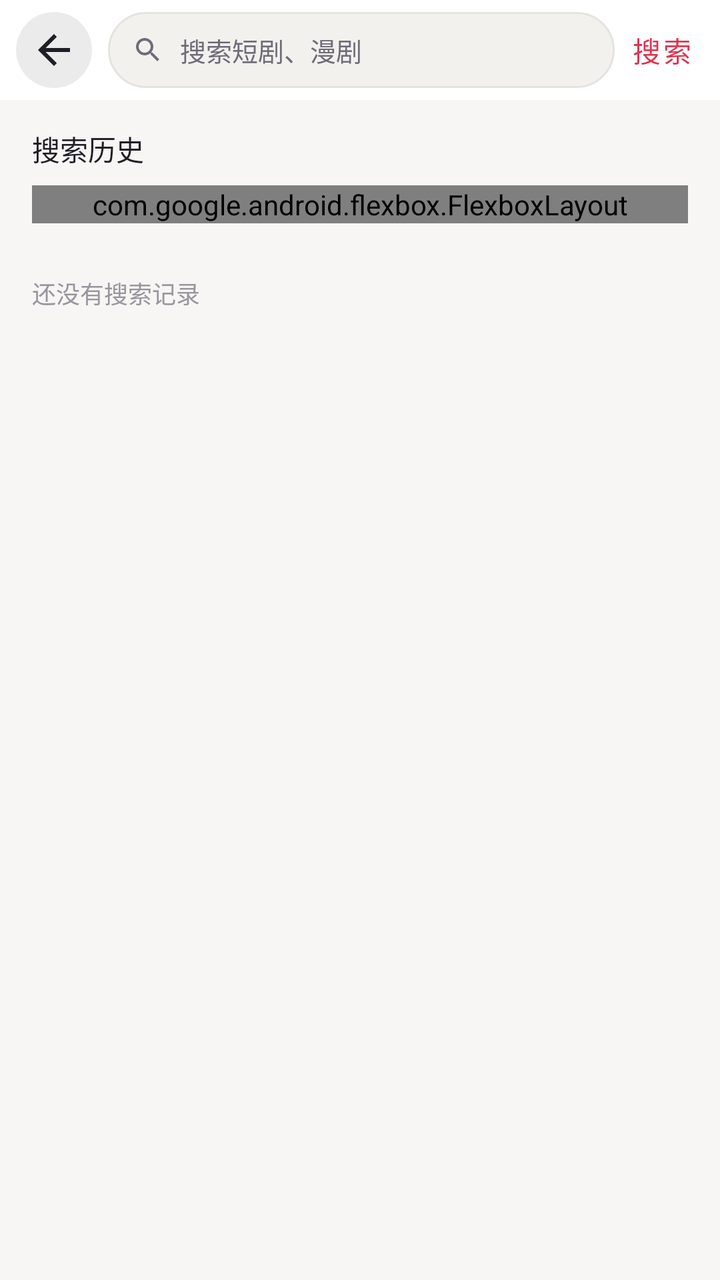
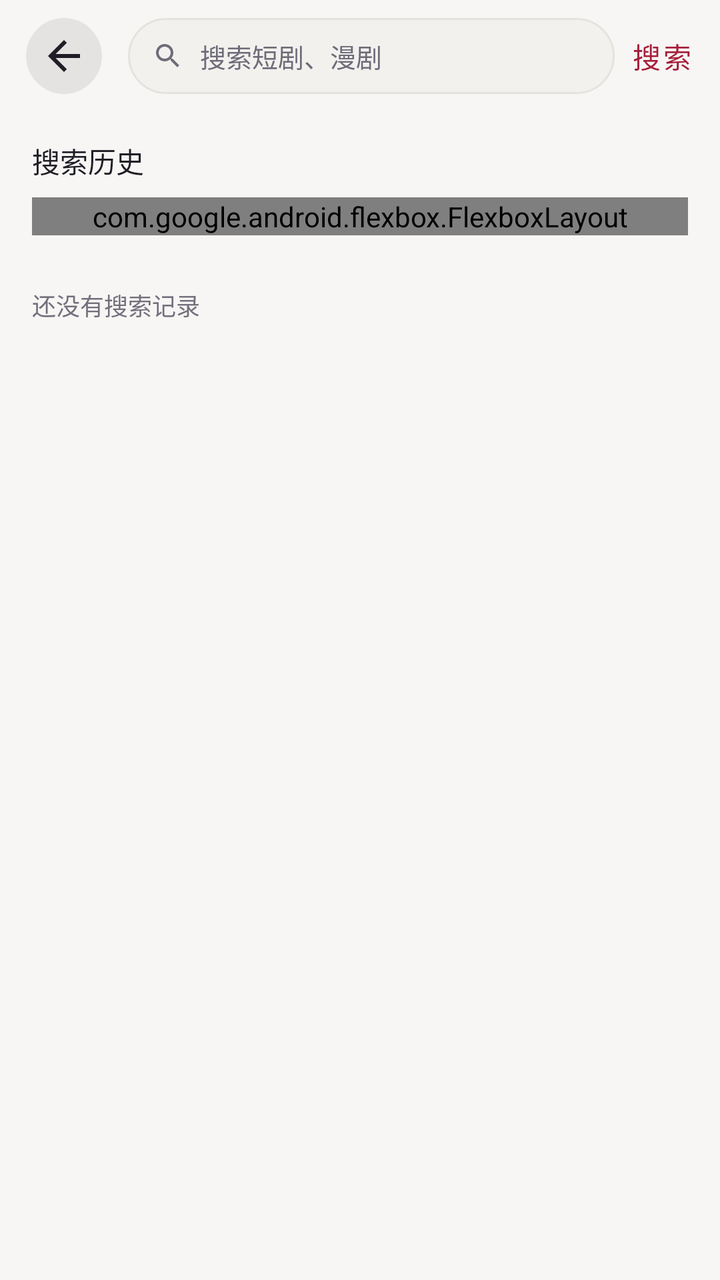

Two renders of the same Android screen: before a commit and after it. Below are the layout's source before the change and the commit's diff.
<!-- AndroidManifest.xml: application theme Theme.DuanjuPlayer -->
<!-- res/layout/activity_search.xml -->
<?xml version="1.0" encoding="utf-8"?>
<LinearLayout xmlns:android="http://schemas.android.com/apk/res/android"
    xmlns:app="http://schemas.android.com/apk/res-auto"
    android:layout_width="match_parent"
    android:layout_height="match_parent"
    android:background="?android:attr/colorBackground"
    android:fitsSystemWindows="true"
    android:orientation="vertical">

        <LinearLayout
        android:layout_width="match_parent"
        android:layout_height="50dp"
        android:background="@color/app_bg_elevated"
        android:gravity="center_vertical"
        android:orientation="horizontal"
        android:paddingEnd="6dp">

        <ImageButton
            android:id="@+id/search_back"
            android:layout_width="38dp"
            android:layout_height="38dp"
            android:layout_marginStart="8dp"
            android:background="@drawable/bg_glass_button"
            android:contentDescription="返回"
            android:padding="9dp"
            android:src="@drawable/ic_back" />

        <LinearLayout
            android:layout_width="0dp"
            android:layout_height="38dp"
            android:layout_marginStart="8dp"
            android:layout_weight="1"
            android:background="@drawable/bg_pill"
            android:gravity="center_vertical"
            android:orientation="horizontal"
            android:paddingStart="12dp"
            android:paddingEnd="4dp">

            <ImageView
                android:layout_width="16dp"
                android:layout_height="16dp"
                android:contentDescription="@null"
                android:src="@drawable/ic_search" />

            <EditText
                android:id="@+id/search_input"
                android:layout_width="0dp"
                android:layout_height="match_parent"
                android:layout_weight="1"
                android:background="@null"
                android:hint="搜索短剧、漫剧"
                android:imeOptions="actionSearch"
                android:importantForAutofill="no"
                android:inputType="text"
                android:paddingHorizontal="8dp"
                android:singleLine="true"
                android:textColor="@color/app_on_bg"
                android:textColorHint="@color/app_on_surface_variant"
                android:textSize="13sp" />

            <ImageButton
                android:id="@+id/search_clear"
                android:layout_width="30dp"
                android:layout_height="30dp"
                android:background="?attr/selectableItemBackgroundBorderless"
                android:contentDescription="清空"
                android:padding="7dp"
                android:src="@drawable/ic_close"
                android:visibility="gone" />
        </LinearLayout>

        <Button
            android:id="@+id/search_go"
            style="@style/Widget.MaterialComponents.Button.TextButton"
            android:layout_width="wrap_content"
            android:layout_height="wrap_content"
            android:minWidth="0dp"
            android:text="搜索"
            android:textColor="@color/accent" />
    </LinearLayout>

    <FrameLayout
        android:layout_width="match_parent"
        android:layout_height="0dp"
        android:layout_weight="1">

        
        <androidx.recyclerview.widget.RecyclerView
            android:id="@+id/search_list"
            android:layout_width="match_parent"
            android:layout_height="match_parent"
            android:clipToPadding="false"
            android:paddingHorizontal="14dp"
            android:paddingTop="10dp"
            android:paddingBottom="16dp"
            android:scrollbars="none"
            android:visibility="gone" />

        
        <LinearLayout
            android:id="@+id/search_suggest"
            android:layout_width="match_parent"
            android:layout_height="match_parent"
            android:orientation="vertical"
            android:paddingHorizontal="16dp"
            android:paddingTop="14dp">

            <LinearLayout
                android:layout_width="match_parent"
                android:layout_height="wrap_content"
                android:gravity="center_vertical"
                android:orientation="horizontal">

                <TextView
                    android:layout_width="0dp"
                    android:layout_height="wrap_content"
                    android:layout_weight="1"
                    android:fontFamily="sans-serif-medium"
                    android:text="搜索历史"
                    android:textColor="?android:attr/textColorPrimary"
                    android:textSize="14sp" />

                <TextView
                    android:id="@+id/history_clear"
                    android:layout_width="wrap_content"
                    android:layout_height="wrap_content"
                    android:background="?attr/selectableItemBackground"
                    android:paddingHorizontal="6dp"
                    android:paddingVertical="2dp"
                    android:text="清空"
                    android:textColor="@color/nav_icon_inactive"
                    android:textSize="12sp"
                    android:visibility="gone" />
            </LinearLayout>

            <com.google.android.flexbox.FlexboxLayout
                android:id="@+id/history_words"
                android:layout_width="match_parent"
                android:layout_height="wrap_content"
                android:layout_marginTop="8dp"
                app:flexWrap="wrap" />

            <TextView
                android:id="@+id/history_empty"
                android:layout_width="wrap_content"
                android:layout_height="wrap_content"
                android:layout_marginTop="26dp"
                android:text="还没有搜索记录"
                android:textColor="@color/app_text_tertiary"
                android:textSize="12sp" />
        </LinearLayout>

        <ProgressBar
            android:id="@+id/search_loading"
            android:layout_width="36dp"
            android:layout_height="36dp"
            android:layout_gravity="center"
            android:indeterminateTint="@color/accent"
            android:visibility="gone" />

        <TextView
            android:id="@+id/search_empty"
            android:layout_width="wrap_content"
            android:layout_height="wrap_content"
            android:layout_gravity="center"
            android:text="没有找到相关短剧"
            android:textColor="@color/app_on_surface_variant"
            android:textSize="13sp"
            android:visibility="gone" />
    </FrameLayout>
</LinearLayout>
<!-- resources referenced by this layout -->
<resources>
  <color name="accent">#FFE0334F</color>
  <color name="app_bg_elevated">#FFFFFFFF</color>
  <color name="app_on_bg">#FF1F1E26</color>
  <color name="app_on_surface_variant">#FF6E6C78</color>
  <color name="app_text_tertiary">#FF98959F</color>
  <color name="nav_icon_inactive">#FF98959F</color>
  <!-- drawable bg_glass_button (drawable) -->
  <?xml version="1.0" encoding="utf-8"?>
  <shape xmlns:android="http://schemas.android.com/apk/res/android" android:shape="rectangle">
      <solid android:color="@color/glass_button" />
      <corners android:radius="999dp" />
  </shape>
  <!-- drawable bg_pill (drawable) -->
  <?xml version="1.0" encoding="utf-8"?>
  <shape xmlns:android="http://schemas.android.com/apk/res/android" android:shape="rectangle">
      <solid android:color="@color/app_surface_variant" />
      <stroke android:width="1dp" android:color="@color/app_stroke_nav" />
      <corners android:radius="999dp" />
  </shape>
  <!-- drawable ic_back (drawable) -->
  <vector xmlns:android="http://schemas.android.com/apk/res/android"
      android:width="24dp"
      android:height="24dp"
      android:viewportWidth="24"
      android:viewportHeight="24"
      android:tint="@color/app_on_bg">
      <path
          android:fillColor="@color/app_on_bg"
          android:pathData="M20,11H7.83l5.59,-5.59L12,4l-8,8 8,8 1.41,-1.41L7.83,13H20z" />
  </vector>
  <!-- drawable ic_close (drawable) -->
  <vector xmlns:android="http://schemas.android.com/apk/res/android"
      android:width="24dp"
      android:height="24dp"
      android:viewportWidth="24"
      android:viewportHeight="24"
      android:tint="@color/app_on_surface_variant">
      <path
          android:fillColor="#FF000000"
          android:pathData="M19,6.41L17.59,5 12,10.59 6.41,5 5,6.41 10.59,12 5,17.59 6.41,19 12,13.41 17.59,19 19,17.59 13.41,12z" />
  </vector>
  <style name="Theme.DuanjuPlayer" parent="Theme.MaterialComponents.DayNight.NoActionBar">
          <item name="colorPrimary">@color/accent</item>
          <item name="colorPrimaryVariant">@color/accent_dark</item>
          <item name="colorOnPrimary">#FFFFFFFF</item>
          <item name="colorSecondary">@color/accent</item>
          <item name="colorSurface">@color/app_surface</item>
          <item name="colorOnSurface">@color/app_on_bg</item>
          <item name="colorControlActivated">@color/accent</item>
          <item name="android:colorBackground">@color/app_bg</item>
          <item name="android:textColorPrimary">@color/app_on_bg</item>
          <item name="android:textColorSecondary">@color/app_on_surface_variant</item>
          <item name="android:windowBackground">@color/app_bg</item>
          <item name="android:statusBarColor">@color/app_bg</item>
          <item name="android:navigationBarColor">@color/app_bg</item>
          <item name="android:windowLightStatusBar">@bool/light_system_bars</item>
      </style>
  <color name="glass_button">#14000000</color>
  <color name="app_surface_variant">#FFF2F1EE</color>
  <color name="app_stroke_nav">#FFE5E3DE</color>
  <color name="accent_dark">#FFC22743</color>
  <color name="app_surface">#FFFFFFFF</color>
  <color name="app_bg">#FFF7F6F4</color>
  <!-- unchanged entries left out for length: 1 -->
</resources>

<!-- the commit's change to res/layout/activity_search.xml (unified diff, before → after) -->
@@ -9,28 +9,29 @@
 
         <LinearLayout
         android:layout_width="match_parent"
-        android:layout_height="50dp"
-        android:background="@color/app_bg_elevated"
+        android:layout_height="wrap_content"
+        android:minHeight="56dp"
+        android:background="@color/app_bg"
         android:gravity="center_vertical"
         android:orientation="horizontal"
         android:paddingEnd="6dp">
 
         <ImageButton
             android:id="@+id/search_back"
-            android:layout_width="38dp"
-            android:layout_height="38dp"
+            android:layout_width="48dp"
+            android:layout_height="48dp"
             android:layout_marginStart="8dp"
-            android:background="@drawable/bg_glass_button"
+            android:background="@drawable/bg_back_button"
             android:contentDescription="返回"
-            android:padding="9dp"
+            android:padding="14dp"
             android:src="@drawable/ic_back" />
 
         <LinearLayout
             android:layout_width="0dp"
-            android:layout_height="38dp"
+            android:layout_height="48dp"
             android:layout_marginStart="8dp"
             android:layout_weight="1"
-            android:background="@drawable/bg_pill"
+            android:background="@drawable/bg_search_pill"
             android:gravity="center_vertical"
             android:orientation="horizontal"
             android:paddingStart="12dp"
@@ -60,11 +61,11 @@
 
             <ImageButton
                 android:id="@+id/search_clear"
-                android:layout_width="30dp"
-                android:layout_height="30dp"
+                android:layout_width="48dp"
+                android:layout_height="48dp"
                 android:background="?attr/selectableItemBackgroundBorderless"
                 android:contentDescription="清空"
-                android:padding="7dp"
+                android:padding="15dp"
                 android:src="@drawable/ic_close"
                 android:visibility="gone" />
         </LinearLayout>
@@ -76,7 +77,7 @@
             android:layout_height="wrap_content"
             android:minWidth="0dp"
             android:text="搜索"
-            android:textColor="@color/accent" />
+            android:textColor="@color/choice_selected_foreground" />
     </LinearLayout>
 
     <FrameLayout
@@ -97,13 +98,19 @@
             android:visibility="gone" />
 
         
-        <LinearLayout
+        <androidx.core.widget.NestedScrollView
             android:id="@+id/search_suggest"
             android:layout_width="match_parent"
             android:layout_height="match_parent"
+            android:fillViewport="true"
+            android:clipToPadding="false">
+          <LinearLayout
+            android:layout_width="match_parent"
+            android:layout_height="wrap_content"
             android:orientation="vertical"
             android:paddingHorizontal="16dp"
-            android:paddingTop="14dp">
+            android:paddingTop="14dp"
+            android:paddingBottom="16dp">
 
             <LinearLayout
                 android:layout_width="match_parent"
@@ -122,13 +129,16 @@
 
                 <TextView
                     android:id="@+id/history_clear"
+                    android:minHeight="48dp"
+                    android:minWidth="48dp"
+                    android:gravity="center"
                     android:layout_width="wrap_content"
                     android:layout_height="wrap_content"
                     android:background="?attr/selectableItemBackground"
                     android:paddingHorizontal="6dp"
                     android:paddingVertical="2dp"
                     android:text="清空"
-                    android:textColor="@color/nav_icon_inactive"
+                    android:textColor="@color/app_on_surface_variant"
                     android:textSize="12sp"
                     android:visibility="gone" />
             </LinearLayout>
@@ -148,7 +158,8 @@
                 android:text="还没有搜索记录"
                 android:textColor="@color/app_text_tertiary"
                 android:textSize="12sp" />
-        </LinearLayout>
+          </LinearLayout>
+        </androidx.core.widget.NestedScrollView>
 
         <ProgressBar
             android:id="@+id/search_loading"
@@ -158,7 +169,14 @@
             android:indeterminateTint="@color/accent"
             android:visibility="gone" />
 
-        <TextView
+        <LinearLayout
+            android:layout_width="match_parent"
+            android:layout_height="wrap_content"
+            android:layout_gravity="center"
+            android:padding="24dp"
+            android:gravity="center"
+            android:orientation="vertical">
+          <TextView
             android:id="@+id/search_empty"
             android:layout_width="wrap_content"
             android:layout_height="wrap_content"
@@ -167,5 +185,16 @@
             android:textColor="@color/app_on_surface_variant"
             android:textSize="13sp"
             android:visibility="gone" />
+          <com.google.android.material.button.MaterialButton
+            android:id="@+id/search_retry"
+            style="@style/Widget.MaterialComponents.Button.TextButton"
+            android:layout_width="wrap_content"
+            android:layout_height="wrap_content"
+            android:layout_marginTop="8dp"
+            android:minHeight="48dp"
+            android:text="@string/search_retry"
+            android:textColor="@color/choice_selected_foreground"
+            android:visibility="gone" />
+        </LinearLayout>
     </FrameLayout>
 </LinearLayout>
<!-- resource entries referenced after the edit -->
@@ -1,11 +1,17 @@
 <!-- resources referenced by this layout -->
 <resources>
   <color name="accent">#FFE0334F</color>
-  <color name="app_bg_elevated">#FFFFFFFF</color>
   <color name="app_on_bg">#FF1F1E26</color>
   <color name="app_on_surface_variant">#FF6E6C78</color>
-  <color name="app_text_tertiary">#FF98959F</color>
-  <color name="nav_icon_inactive">#FF98959F</color>
+  <color name="app_text_tertiary">#FF73707C</color>
+  <color name="choice_selected_foreground">#FFA51E3A</color>
+  <!-- drawable bg_back_button (drawable) -->
+  <?xml version="1.0" encoding="utf-8"?>
+  <inset xmlns:android="http://schemas.android.com/apk/res/android" android:inset="5dp" android:drawable="@drawable/bg_glass_button" />
+  <!-- drawable bg_search_pill (drawable) -->
+  <?xml version="1.0" encoding="utf-8"?>
+  <inset xmlns:android="http://schemas.android.com/apk/res/android"
+      android:insetTop="5dp" android:insetBottom="5dp" android:drawable="@drawable/bg_pill" />
   <!-- drawable bg_glass_button (drawable) -->
   <?xml version="1.0" encoding="utf-8"?>
   <shape xmlns:android="http://schemas.android.com/apk/res/android" android:shape="rectangle">
@@ -19,6 +25,23 @@
       <stroke android:width="1dp" android:color="@color/app_stroke_nav" />
       <corners android:radius="999dp" />
   </shape>
+  <style name="Base.Theme.DuanjuPlayer" parent="Theme.MaterialComponents.DayNight.NoActionBar">
+          <item name="colorPrimary">@color/accent</item>
+          <item name="colorPrimaryVariant">@color/accent_dark</item>
+          <item name="colorOnPrimary">#FFFFFFFF</item>
+          <item name="colorSecondary">@color/accent</item>
+          <item name="colorSurface">@color/app_surface</item>
+          <item name="colorOnSurface">@color/app_on_bg</item>
+          <item name="colorControlActivated">@color/accent</item>
+          <item name="android:colorBackground">@color/app_bg</item>
+          <item name="android:textColorPrimary">@color/app_on_bg</item>
+          <item name="android:textColorSecondary">@color/app_on_surface_variant</item>
+          <item name="android:windowBackground">@color/app_bg</item>
+          <item name="android:statusBarColor">@color/app_bg</item>
+          
+          <item name="android:navigationBarColor">#FF101018</item>
+          <item name="android:windowLightStatusBar">@bool/light_system_bars</item>
+      </style>
   <!-- drawable ic_back (drawable) -->
   <vector xmlns:android="http://schemas.android.com/apk/res/android"
       android:width="24dp"
@@ -41,22 +64,8 @@
           android:fillColor="#FF000000"
           android:pathData="M19,6.41L17.59,5 12,10.59 6.41,5 5,6.41 10.59,12 5,17.59 6.41,19 12,13.41 17.59,19 19,17.59 13.41,12z" />
   </vector>
-  <style name="Theme.DuanjuPlayer" parent="Theme.MaterialComponents.DayNight.NoActionBar">
-          <item name="colorPrimary">@color/accent</item>
-          <item name="colorPrimaryVariant">@color/accent_dark</item>
-          <item name="colorOnPrimary">#FFFFFFFF</item>
-          <item name="colorSecondary">@color/accent</item>
-          <item name="colorSurface">@color/app_surface</item>
-          <item name="colorOnSurface">@color/app_on_bg</item>
-          <item name="colorControlActivated">@color/accent</item>
-          <item name="android:colorBackground">@color/app_bg</item>
-          <item name="android:textColorPrimary">@color/app_on_bg</item>
-          <item name="android:textColorSecondary">@color/app_on_surface_variant</item>
-          <item name="android:windowBackground">@color/app_bg</item>
-          <item name="android:statusBarColor">@color/app_bg</item>
-          <item name="android:navigationBarColor">@color/app_bg</item>
-          <item name="android:windowLightStatusBar">@bool/light_system_bars</item>
-      </style>
+  <string name="search_retry">重新搜索</string>
+  <style name="Theme.DuanjuPlayer" parent="Base.Theme.DuanjuPlayer" />
   <color name="glass_button">#14000000</color>
   <color name="app_surface_variant">#FFF2F1EE</color>
   <color name="app_stroke_nav">#FFE5E3DE</color>
